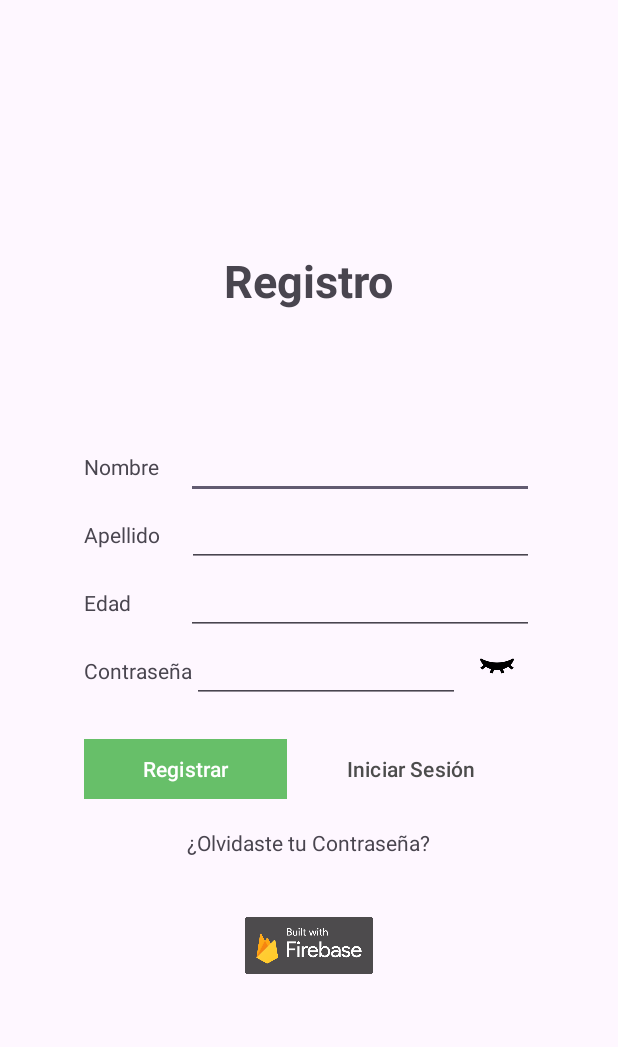
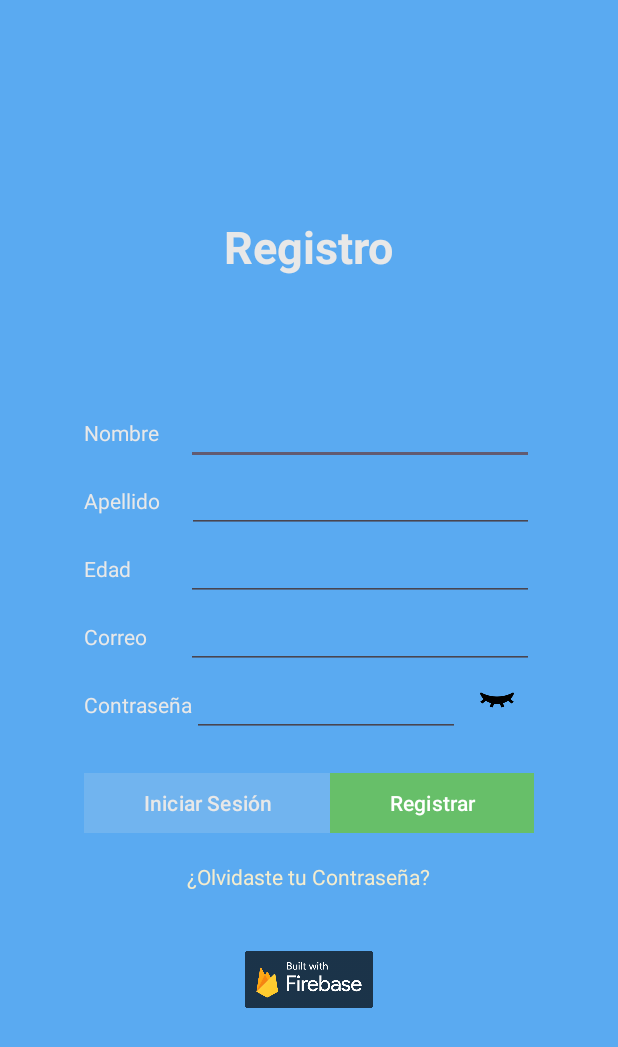
Before and after one commit to Indistoupia/semanaDiez, an Android app built with Jetpack Compose: the layout activity_fb_register.xml on its own in the app's theme, with its tools: preview values and no code run, on a phone screen of 412 x 824 dp. Shown: the top 1047 px of the screen. Run offline under Robolectric (Android 15) with nearby library versions, the phone set to English and light mode, and no system bars.

```diff
--- a/app/src/main/AndroidManifest.xml
+++ b/app/src/main/AndroidManifest.xml
@@ -7,6 +7,7 @@
     <uses-permission android:name="android.permission.ACCESS_COARSE_LOCATION" />
     <uses-permission android:name="android.permission.WAKE_LOCK" />
     <uses-permission android:name="android.permission.PROXIMITY_SCREEN_OFF_WAKE_LOCK" />
+    <meta-data android:name="com.mapbox.maps.location.gms.SKIP_IF_INVALID_VERSION" android:value="true"/>
 
     <application
         android:allowBackup="true"
--- a/app/src/main/res/layout/activity_fb_register.xml
+++ b/app/src/main/res/layout/activity_fb_register.xml
@@ -6,7 +6,7 @@
     android:layout_height="match_parent"
     tools:context=".FB_RegisterActivity"
 
-
+    android:background="#5AAAF1"
 
 
 
@@ -22,6 +22,9 @@
         android:textStyle="bold"
         android:textSize="30dp"
         android:layout_centerHorizontal="true"
+
+        android:textColor="#E8E8E8"
+
 
         android:layout_above="@+id/loginZone"
         />
@@ -65,10 +68,12 @@
                 android:layout_width="wrap_content"
                 android:layout_height="wrap_content"
                 android:layout_weight="1"
+
+                android:textColor="#E8E8E8"
                 android:text="Nombre" />
 
             <EditText
-                android:id="@+id/etNombre"
+                android:id="@+id/etNombreFB"
                 android:layout_width="wrap_content"
                 android:layout_height="wrap_content"
                 android:layout_weight="1"
@@ -90,10 +95,13 @@
                 android:layout_width="wrap_content"
                 android:layout_height="wrap_content"
                 android:layout_weight="1"
+
+                android:textColor="#E8E8E8"
+
                 android:text="Apellido" />
 
             <EditText
-                android:id="@+id/etApellido"
+                android:id="@+id/etApellidoFB"
                 android:layout_width="wrap_content"
                 android:layout_height="wrap_content"
                 android:layout_weight="1"
@@ -115,10 +123,12 @@
                 android:layout_width="50dp"
                 android:layout_height="wrap_content"
                 android:layout_weight="1"
+
+                android:textColor="#E8E8E8"
                 android:text="Edad" />
 
             <EditText
-                android:id="@+id/etEdad"
+                android:id="@+id/etEdadFB"
                 android:layout_width="wrap_content"
                 android:layout_height="wrap_content"
                 android:layout_weight="1"
@@ -128,6 +138,34 @@
 
 
         </LinearLayout>
+
+
+        <LinearLayout
+            android:layout_width="match_parent"
+            android:layout_height="wrap_content"
+            android:orientation="horizontal"
+            >
+
+            <TextView
+                android:id="@+id/tvCorreo"
+                android:layout_width="50dp"
+                android:layout_height="wrap_content"
+                android:layout_weight="1"
+
+                android:textColor="#E8E8E8"
+                android:text="Correo" />
+
+            <EditText
+                android:id="@+id/etCorreoFB"
+                android:layout_width="wrap_content"
+                android:layout_height="wrap_content"
+                android:layout_weight="1"
+                android:ems="10"
+                android:inputType="textEmailAddress" />
+
+
+        </LinearLayout>
+
 
 
         <LinearLayout
@@ -142,6 +180,9 @@
                 android:layout_width="wrap_content"
                 android:layout_height="wrap_content"
                 android:layout_weight="1"
+
+                android:textColor="#E8E8E8"
+
                 android:text="Contraseña"
 
 
@@ -149,7 +190,7 @@
                 />
 
             <EditText
-                android:id="@+id/etPass"
+                android:id="@+id/etPassFB"
                 android:layout_width="179dp"
                 android:layout_height="wrap_content"
                 android:gravity="left"
@@ -197,8 +238,25 @@
             android:layout_height="wrap_content"
             android:orientation="horizontal">
 
+
+
             <Button
-                android:id="@+id/btnRegister"
+                android:id="@+id/btnLoginFB"
+                android:layout_width="wrap_content"
+                android:layout_height="wrap_content"
+                android:layout_weight="1"
+                android:text="Iniciar Sesión"
+                android:backgroundTint="#3E92C3E8"
+                android:textColor="#E8E8E8"
+                android:onClick="IrLogin"
+
+
+                app:shapeAppearanceOverlay="@style/nonRoundCorners"
+
+
+                />
+            <Button
+                android:id="@+id/btnRegisterFB"
                 android:layout_width="wrap_content"
                 android:layout_height="wrap_content"
                 android:layout_weight="1"
@@ -206,22 +264,6 @@
                 android:backgroundTint="#67BF69"
 
                 app:shapeAppearanceOverlay="@style/nonRoundCorners"
-
-                />
-
-            <Button
-                android:id="@+id/btnLogin"
-                android:layout_width="wrap_content"
-                android:layout_height="wrap_content"
-                android:layout_weight="1"
-                android:text="Iniciar Sesión"
-                android:backgroundTint="#004695D1"
-                android:textColor="#4C4C4C"
-                android:onClick="IrLogin"
-
-
-                app:shapeAppearanceOverlay="@style/nonRoundCorners"
-
 
                 />
 
@@ -243,6 +285,7 @@
         android:layout_height="wrap_content"
         android:layout_weight="1"
         android:text="¿Olvidaste tu Contraseña?"
+        android:textColor="#F4ECCE"
         android:layout_below="@+id/loginZone"
         android:layout_centerHorizontal="true"
         android:layout_marginTop="15dp"
--- a/app/src/main/res/layout/activity_main.xml
+++ b/app/src/main/res/layout/activity_main.xml
@@ -53,11 +53,11 @@
 
 
         <Button
-            android:id="@+id/btnLoginFB"
+            android:id="@+id/btnIrFB"
             android:layout_width="match_parent"
             android:layout_height="wrap_content"
-            android:onClick="VerLogin"
-            android:text="Firebase"
+
+            android:text="Firebase  🔥"
             android:backgroundTint="#FA8650"
 
             app:shapeAppearanceOverlay="@style/nonRoundCorners"
--- a/app/src/main/res/values/strings.xml
+++ b/app/src/main/res/values/strings.xml
@@ -3,4 +3,7 @@
     <string name="mapbox_access_token">pk.eyJ1IjoiaW5kaXN0b3VwaWEiLCJhIjoiY2xvNjR2cWZ0MGdsMzJrcW5sZnA5ZXJwNyJ9.1pG0C0HjFJ_kNVBMjXGVQg</string>
     <string name="title_activity_sensor">SensorActivity</string>
     <string name="title_activity_mqttactivity">MQTTActivity</string>
+
+    <string name="iniciarSesion"><![CDATA[<u>Iniciar Sesión</u>.]]></string>
+
 </resources>
```
Also changed, not shown: app/build.gradle (+10 -1 lines), app/src/main/java/com/joaquin/semanadiez/FB_RegisterActivity.java (+41 -18 lines), app/src/main/java/com/joaquin/semanadiez/MQTTActivity.java (+9 -0 lines), app/src/main/java/com/joaquin/semanadiez/MainActivity.java (+20 -3 lines), app/src/main/java/com/joaquin/semanadiez/ui/theme/Color.kt (added, +11 -0 lines), app/src/main/java/com/joaquin/semanadiez/ui/theme/Theme.kt (added, +70 -0 lines), app/src/main/java/com/joaquin/semanadiez/ui/theme/Type.kt (added, +34 -0 lines).
